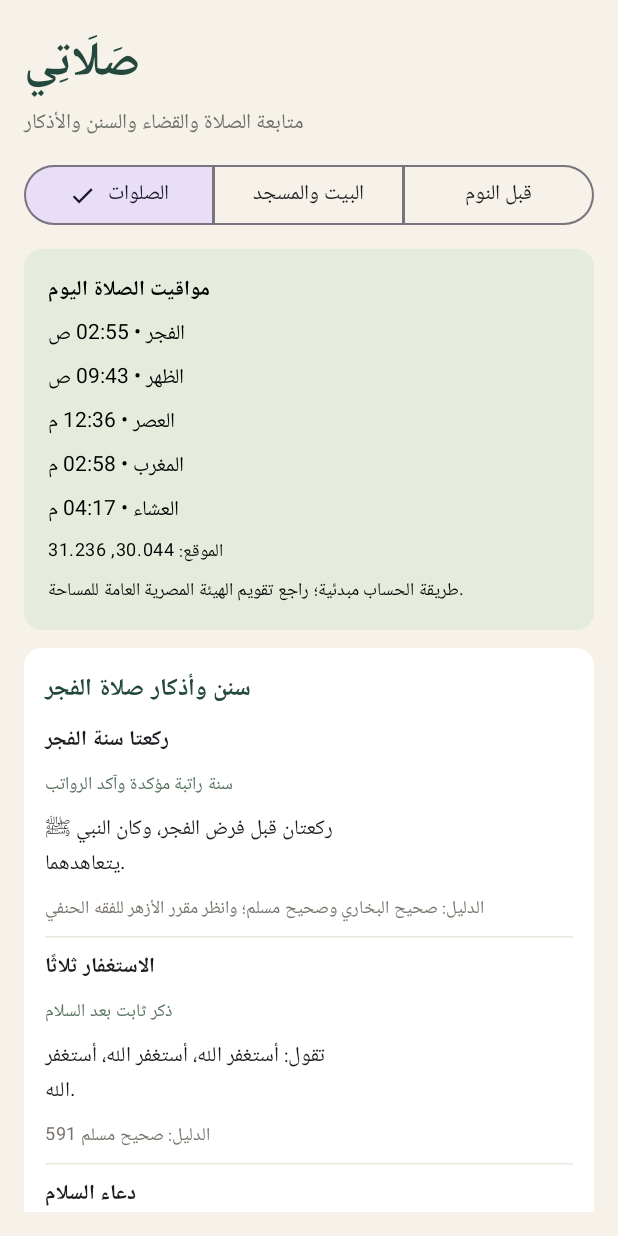
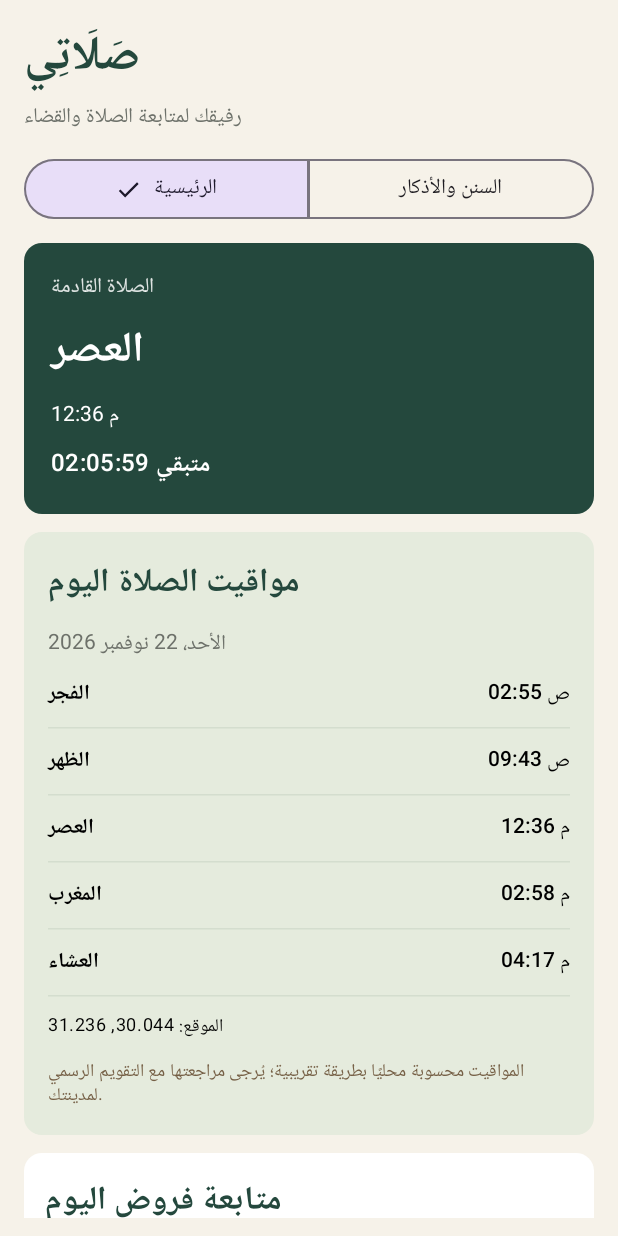
Before and after one commit to abdouwkar-alt/hibrah-marketing, an Android app built with Jetpack Compose: the screen it shows after launch (MainActivity), on a phone screen of 412 x 824 dp. Run offline under Robolectric (Android 15) with nearby library versions, the phone set to English and light mode, and no system bars.

Commit message:
Make prayer schedule and qada tracking the home screen

```diff
--- a/app/src/main/java/com/salati/app/MainActivity.kt
+++ b/app/src/main/java/com/salati/app/MainActivity.kt
@@ -8,9 +8,9 @@ import androidx.activity.compose.setContent
 import androidx.activity.result.contract.ActivityResultContracts
 import androidx.compose.foundation.layout.*
 import androidx.compose.foundation.lazy.LazyColumn
-import androidx.compose.foundation.lazy.items
 import androidx.compose.material3.*
 import androidx.compose.runtime.*
+import androidx.compose.runtime.snapshots.SnapshotStateMap
 import androidx.compose.ui.Alignment
 import androidx.compose.ui.Modifier
 import androidx.compose.ui.graphics.Color
@@ -20,8 +20,15 @@ import androidx.core.content.ContextCompat
 import com.google.android.gms.location.LocationServices
 import com.google.android.gms.location.Priority
 import com.google.android.gms.tasks.CancellationTokenSource
+import kotlinx.coroutines.delay
 import java.time.*
 import java.time.format.DateTimeFormatter
+import java.util.Locale
+
+private val Green = Color(0xFF24483D)
+private val Cream = Color(0xFFF6F2E9)
+private val PaleGreen = Color(0xFFE5EBDD)
+private val PrayerNames = listOf("الفجر", "الظهر", "العصر", "المغرب", "العشاء")
 
 class MainActivity : ComponentActivity() {
     private val permissions = registerForActivityResult(ActivityResultContracts.RequestMultiplePermissions()) { getLocationAndSchedule() }
@@ -46,9 +53,10 @@ class MainActivity : ComponentActivity() {
             val client = LocationServices.getFusedLocationProviderClient(this)
             client.getCurrentLocation(Priority.PRIORITY_BALANCED_POWER_ACCURACY, CancellationTokenSource().token)
                 .addOnSuccessListener { loc ->
-                    val lat = loc?.latitude ?: getSharedPreferences("salati", MODE_PRIVATE).getFloat("lat", 30.0444f).toDouble()
-                    val lon = loc?.longitude ?: getSharedPreferences("salati", MODE_PRIVATE).getFloat("lon", 31.2357f).toDouble()
-                    getSharedPreferences("salati", MODE_PRIVATE).edit().putFloat("lat", lat.toFloat()).putFloat("lon", lon.toFloat()).apply()
+                    val prefs = getSharedPreferences("salati", MODE_PRIVATE)
+                    val lat = loc?.latitude ?: prefs.getFloat("lat", 30.0444f).toDouble()
+                    val lon = loc?.longitude ?: prefs.getFloat("lon", 31.2357f).toDouble()
+                    prefs.edit().putFloat("lat", lat.toFloat()).putFloat("lon", lon.toFloat()).apply()
                     PrayerNotifications.schedule(this, lat, lon)
                 }
         } catch (_: SecurityException) { }
@@ -59,7 +67,7 @@ class MainActivity : ComponentActivity() {
 private fun GuideCard(title: String, items: List<SunnahItem>) {
     Card(colors = CardDefaults.cardColors(containerColor = Color.White)) {
         Column(Modifier.fillMaxWidth().padding(14.dp), verticalArrangement = Arrangement.spacedBy(8.dp)) {
-            Text(title, style = MaterialTheme.typography.titleMedium, fontWeight = FontWeight.Bold, color = Color(0xFF24483D))
+            Text(title, style = MaterialTheme.typography.titleMedium, fontWeight = FontWeight.Bold, color = Green)
             items.forEach { item ->
                 Text(item.title, fontWeight = FontWeight.SemiBold)
                 Text(item.category, color = Color(0xFF56715F), style = MaterialTheme.typography.labelMedium)
@@ -72,72 +80,168 @@ private fun GuideCard(title: String, items: List<SunnahItem>) {
 }
 
 @Composable
-fun SalatiScreen() {
-    val context = androidx.compose.ui.platform.LocalContext.current
-    val prefs = remember { context.getSharedPreferences("salati", 0) }
-    var prayers by remember { mutableIntStateOf(prefs.getInt("prayers_done", 0)) }
-    var fasts by remember { mutableIntStateOf(prefs.getInt("fasts_done", 0)) }
-    var selected by remember { mutableStateOf("الصلوات") }
-    val lat = prefs.getFloat("lat", 30.0444f).toDouble()
-    val lon = prefs.getFloat("lon", 31.2357f).toDouble()
-    val times = remember(lat, lon) { PrayerTimes.forDate(LocalDate.now(), lat, lon, ZoneId.systemDefault()) }
-    val fmt = DateTimeFormatter.ofPattern("hh:mm a", java.util.Locale("ar"))
-    Surface(Modifier.fillMaxSize(), color = Color(0xFFF6F2E9)) {
-        LazyColumn(Modifier.fillMaxSize().padding(16.dp), verticalArrangement = Arrangement.spacedBy(12.dp)) {
-            item {
-                Text("صَلَاتِي", style = MaterialTheme.typography.headlineLarge, color = Color(0xFF24483D), fontWeight = FontWeight.Bold)
-                Text("متابعة الصلاة والقضاء والسنن والأذكار", color = Color(0xFF6D716A))
-            }
-            item {
-                SingleChoiceSegmentedButtonRow(Modifier.fillMaxWidth()) {
-                    listOf("الصلوات", "البيت والمسجد", "قبل النوم").forEachIndexed { index, tab ->
-                        SegmentedButton(selected == tab, onClick = { selected = tab }, shape = SegmentedButtonDefaults.itemShape(index, 3)) { Text(tab) }
-                    }
-                }
-            }
-            if (selected == "الصلوات") {
-                item {
-                    Card(colors = CardDefaults.cardColors(containerColor = Color(0xFFE5EBDD))) {
-                        Column(Modifier.fillMaxWidth().padding(16.dp), verticalArrangement = Arrangement.spacedBy(6.dp)) {
-                            Text("مواقيت الصلاة اليوم", fontWeight = FontWeight.Bold)
-                            times.forEach { Text("${it.name} • ${Instant.ofEpochMilli(it.time).atZone(ZoneId.systemDefault()).format(fmt)}") }
-                            Text("الموقع: %.3f, %.3f".format(lat, lon), style = MaterialTheme.typography.bodySmall)
-                            Text("طريقة الحساب مبدئية؛ راجع تقويم الهيئة المصرية العامة للمساحة.", style = MaterialTheme.typography.bodySmall)
-                        }
-                    }
-                }
-                items(listOf("الفجر", "الظهر", "العصر", "المغرب", "العشاء")) { name ->
-                    GuideCard("سنن وأذكار صلاة $name", (SunnahGuide.prayerItems[name] ?: emptyList()) + SunnahGuide.afterPrayer)
-                }
-                item {
-                    Card {
-                        Column(Modifier.fillMaxWidth().padding(14.dp)) {
-                            Text("رصيد القضاء", style = MaterialTheme.typography.titleLarge, fontWeight = FontWeight.Bold)
-                            Text("الصلاة المتبقية: ${(23115 - prayers).coerceAtLeast(0)} فرضًا")
-                            Row(verticalAlignment = Alignment.CenterVertically) {
-                                Button(onClick = { prayers++; prefs.edit().putInt("prayers_done", prayers).apply() }) { Text("سجّل قضاء صلاة") }
-                                Spacer(Modifier.width(8.dp))
-                                OutlinedButton(onClick = { if (prayers > 0) { prayers--; prefs.edit().putInt("prayers_done", prayers).apply() } }) { Text("تراجع") }
-                            }
-                            HorizontalDivider()
-                            Text("الصيام المتبقي: ${(350 - fasts).coerceAtLeast(0)} يومًا")
-                            Row(verticalAlignment = Alignment.CenterVertically) {
-                                Button(onClick = { fasts++; prefs.edit().putInt("fasts_done", fasts).apply() }) { Text("سجّل يوم صيام") }
-                                Spacer(Modifier.width(8.dp))
-                                OutlinedButton(onClick = { if (fasts > 0) { fasts--; prefs.edit().putInt("fasts_done", fasts).apply() } }) { Text("تراجع") }
+private fun CounterCard(
+    title: String,
+    remaining: Int,
+    unit: String,
+    actionLabel: String,
+    onAdd: () -> Unit,
+    onUndo: () -> Unit
+) {
+    Card(colors = CardDefaults.cardColors(containerColor = Color.White)) {
+        Column(Modifier.fillMaxWidth().padding(16.dp), verticalArrangement = Arrangement.spacedBy(8.dp)) {
+            Text(title, style = MaterialTheme.typography.titleMedium, color = Green, fontWeight = FontWeight.Bold)
+            Text(remaining.toString(), style = MaterialTheme.typography.headlineMedium, fontWeight = FontWeight.Bold)
+            Text("$unit متبقية")
+            Row(horizontalArrangement = Arrangement.spacedBy(8.dp), verticalAlignment = Alignment.CenterVertically) {
+                Button(onClick = onAdd, colors = ButtonDefaults.buttonColors(containerColor = Green)) { Text(actionLabel) }
+                OutlinedButton(onClick = onUndo) { Text("تراجع") }
             }
         }
     }
 }
-            } else if (selected == "البيت والمسجد") {
-                item { GuideCard("أذكار وآداب دخول البيت والخروج منه", SunnahGuide.home) }
-                item { GuideCard("أذكار وآداب دخول المسجد والخروج منه", SunnahGuide.mosque) }
-            } else {
-                item { GuideCard("هدي النبي ﷺ قبل النوم", SunnahGuide.sleep) }
+
+@Composable
+fun SalatiScreen() {
+    val context = androidx.compose.ui.platform.LocalContext.current
+    val prefs = remember { context.getSharedPreferences("salati", 0) }
+    var qadaPrayers by remember { mutableIntStateOf(prefs.getInt("prayers_done", 0)) }
+    var qadaFasts by remember { mutableIntStateOf(prefs.getInt("fasts_done", 0)) }
+    var mainTab by remember { mutableStateOf("الرئيسية") }
+    var sunnahTab by remember { mutableStateOf("سنن الصلاة") }
+    var clockNow by remember { mutableLongStateOf(System.currentTimeMillis()) }
+    LaunchedEffect(Unit) {
+        while (true) {
+            delay(30_000L)
+            clockNow = System.currentTimeMillis()
+        }
+    }
+    val today = Instant.ofEpochMilli(clockNow).atZone(ZoneId.systemDefault()).toLocalDate()
+    val tomorrow = today.plusDays(1)
+    val lat = prefs.getFloat("lat", 30.0444f).toDouble()
+    val lon = prefs.getFloat("lon", 31.2357f).toDouble()
+    val todayTimes = remember(today, lat, lon) { PrayerTimes.forDate(today, lat, lon, ZoneId.systemDefault()) }
+    val tomorrowTimes = remember(tomorrow, lat, lon) { PrayerTimes.forDate(tomorrow, lat, lon, ZoneId.systemDefault()) }
+    val nextPrayer = (todayTimes + tomorrowTimes).firstOrNull { it.time > clockNow } ?: tomorrowTimes.first()
+    val timeFormatter = DateTimeFormatter.ofPattern("hh:mm a", Locale("ar"))
+    val dateFormatter = DateTimeFormatter.ofPattern("EEEE، d MMMM yyyy", Locale("ar"))
+    val nextDuration = ((nextPrayer.time - clockNow).coerceAtLeast(0L) / 1000L)
+    val countdown = "%02d:%02d:%02d".format(nextDuration / 3600, (nextDuration % 3600) / 60, nextDuration % 60)
+
+    val dailyStatus: SnapshotStateMap<String, Boolean> = remember(today) {
+        androidx.compose.runtime.mutableStateMapOf<String, Boolean>().apply {
+            PrayerNames.forEach { name -> put(name, prefs.getBoolean("daily_${today}_$name", false)) }
+        }
+    }
+
+    Surface(Modifier.fillMaxSize(), color = Cream) {
+        LazyColumn(Modifier.fillMaxSize().padding(horizontal = 16.dp, vertical = 12.dp), verticalArrangement = Arrangement.spacedBy(12.dp)) {
+            item {
+                Text("صَلَاتِي", style = MaterialTheme.typography.headlineLarge, color = Green, fontWeight = FontWeight.Bold)
+                Text("رفيقك لمتابعة الصلاة والقضاء", color = Color(0xFF6D716A))
             }
             item {
-                Text("تنبيه علمي: السنن الرواتب المؤكدة تختلف بعض تفاصيل تصنيفها وعددها بين المذاهب. يعرض التطبيق المشهور في المنهج الحنفي المصري، ويفصل بين الراتبة المؤكدة والذكر الثابت والآداب. التطبيق للتذكير ولا يصدر فتوى.", style = MaterialTheme.typography.bodySmall, color = Color(0xFF755F45))
+                SingleChoiceSegmentedButtonRow(Modifier.fillMaxWidth()) {
+                    listOf("الرئيسية", "السنن والأذكار").forEachIndexed { index, tab ->
+                        SegmentedButton(mainTab == tab, onClick = { mainTab = tab }, shape = SegmentedButtonDefaults.itemShape(index, 2)) { Text(tab) }
                     }
                 }
             }
+            if (mainTab == "الرئيسية") {
+                item {
+                    Card(colors = CardDefaults.cardColors(containerColor = Green)) {
+                        Column(Modifier.fillMaxWidth().padding(18.dp), verticalArrangement = Arrangement.spacedBy(7.dp)) {
+                            Text("الصلاة القادمة", color = Color.White.copy(alpha = 0.85f))
+                            Text(nextPrayer.name, color = Color.White, style = MaterialTheme.typography.headlineMedium, fontWeight = FontWeight.Bold)
+                            Text(Instant.ofEpochMilli(nextPrayer.time).atZone(ZoneId.systemDefault()).format(timeFormatter), color = Color.White)
+                            Text("متبقي $countdown", color = Color.White, style = MaterialTheme.typography.titleMedium, fontWeight = FontWeight.SemiBold)
                         }
+                    }
+                }
+                item {
+                    Card(colors = CardDefaults.cardColors(containerColor = PaleGreen)) {
+                        Column(Modifier.fillMaxWidth().padding(16.dp), verticalArrangement = Arrangement.spacedBy(10.dp)) {
+                            Text("مواقيت الصلاة اليوم", style = MaterialTheme.typography.titleLarge, fontWeight = FontWeight.Bold, color = Green)
+                            Text(today.format(dateFormatter), color = Color(0xFF6D716A))
+                            todayTimes.forEach { prayer ->
+                                Row(Modifier.fillMaxWidth(), horizontalArrangement = Arrangement.SpaceBetween, verticalAlignment = Alignment.CenterVertically) {
+                                    Text(prayer.name, fontWeight = FontWeight.SemiBold)
+                                    Text(Instant.ofEpochMilli(prayer.time).atZone(ZoneId.systemDefault()).format(timeFormatter), fontWeight = FontWeight.Medium)
+                                }
+                                HorizontalDivider(color = Color(0xFFD4DDCE))
+                            }
+                            Text("الموقع: ${"%.3f".format(lat)}, ${"%.3f".format(lon)}", style = MaterialTheme.typography.bodySmall)
+                            Text("المواقيت محسوبة محليًا بطريقة تقريبية؛ يُرجى مراجعتها مع التقويم الرسمي لمدينتك.", style = MaterialTheme.typography.bodySmall, color = Color(0xFF755F45))
+                        }
+                    }
+                }
+                item {
+                    Card(colors = CardDefaults.cardColors(containerColor = Color.White)) {
+                        Column(Modifier.fillMaxWidth().padding(14.dp), verticalArrangement = Arrangement.spacedBy(8.dp)) {
+                            Text("متابعة فروض اليوم", style = MaterialTheme.typography.titleLarge, color = Green, fontWeight = FontWeight.Bold)
+                            Text("علّم الصلاة بعد أدائها. يتم حفظ تسجيل اليوم على جهازك.")
+                            PrayerNames.forEach { name ->
+                                Row(Modifier.fillMaxWidth(), verticalAlignment = Alignment.CenterVertically) {
+                                    Checkbox(
+                                        checked = dailyStatus[name] == true,
+                                        onCheckedChange = { checked ->
+                                            dailyStatus[name] = checked
+                                            prefs.edit().putBoolean("daily_${today}_$name", checked).apply()
+                                        }
+                                    )
+                                    Text(name, fontWeight = FontWeight.Medium)
+                                }
+                            }
+                            Text("${dailyStatus.values.count { it }} من 5 صلوات مسجلة اليوم", color = Green, fontWeight = FontWeight.SemiBold)
+                        }
+                    }
+                }
+                item {
+                    Text("القضاء", style = MaterialTheme.typography.titleLarge, color = Green, fontWeight = FontWeight.Bold)
+                }
+                item {
+                    CounterCard(
+                        title = "قضاء الصلوات",
+                        remaining = (23115 - qadaPrayers).coerceAtLeast(0),
+                        unit = "فرض",
+                        actionLabel = "سجّل فرضًا قضيته",
+                        onAdd = { qadaPrayers++; prefs.edit().putInt("prayers_done", qadaPrayers).apply() },
+                        onUndo = { if (qadaPrayers > 0) { qadaPrayers--; prefs.edit().putInt("prayers_done", qadaPrayers).apply() } }
+                    )
+                }
+                item {
+                    CounterCard(
+                        title = "قضاء الصيام",
+                        remaining = (350 - qadaFasts).coerceAtLeast(0),
+                        unit = "يوم",
+                        actionLabel = "سجّل يوم صيام قضيته",
+                        onAdd = { qadaFasts++; prefs.edit().putInt("fasts_done", qadaFasts).apply() },
+                        onUndo = { if (qadaFasts > 0) { qadaFasts--; prefs.edit().putInt("fasts_done", qadaFasts).apply() } }
+                    )
+                }
+            } else {
+                item {
+                    SingleChoiceSegmentedButtonRow(Modifier.fillMaxWidth()) {
+                        listOf("سنن الصلاة", "البيت والمسجد", "قبل النوم").forEachIndexed { index, tab ->
+                            SegmentedButton(sunnahTab == tab, onClick = { sunnahTab = tab }, shape = SegmentedButtonDefaults.itemShape(index, 3)) { Text(tab) }
+                        }
+                    }
+                }
+                when (sunnahTab) {
+                    "سنن الصلاة" -> {
+                        item { GuideCard("السنن الرواتب والأذكار بعد الصلاة", PrayerNames.flatMap { name -> listOf(SunnahItem(name, "سنن الصلاة", "", "")) + (SunnahGuide.prayerItems[name] ?: emptyList()) } + SunnahGuide.afterPrayer) }
+                    }
+                    "البيت والمسجد" -> {
+                        item { GuideCard("أذكار وآداب البيت", SunnahGuide.home) }
+                        item { GuideCard("أذكار وآداب المسجد", SunnahGuide.mosque) }
+                    }
+                    else -> item { GuideCard("أذكار النوم", SunnahGuide.sleep) }
+                }
+                item {
+                    Text("تختلف بعض تفاصيل السنن الرواتب وتصنيفها بين المذاهب. يعرض التطبيق المشهور في المنهج الحنفي المصري، ولا يُعدّ فتوى.", style = MaterialTheme.typography.bodySmall, color = Color(0xFF755F45))
+                }
+            }
+            item { Spacer(Modifier.height(12.dp)) }
+        }
+    }
+}
```
Lines whose indentation alone changed are shown as unchanged.
